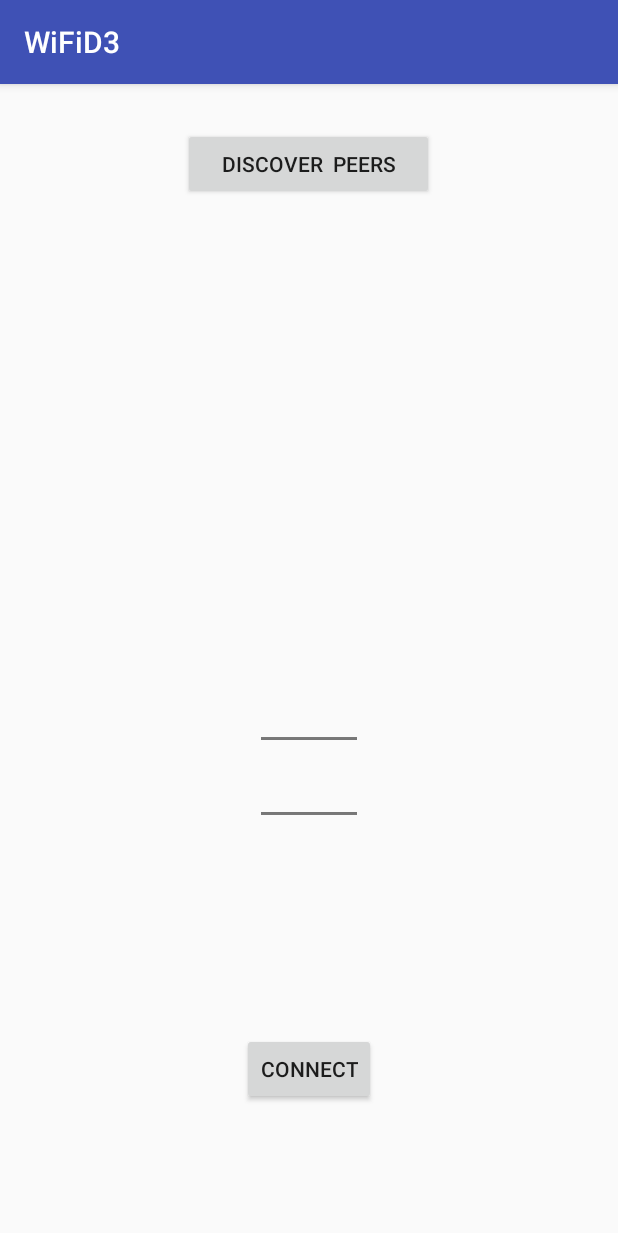
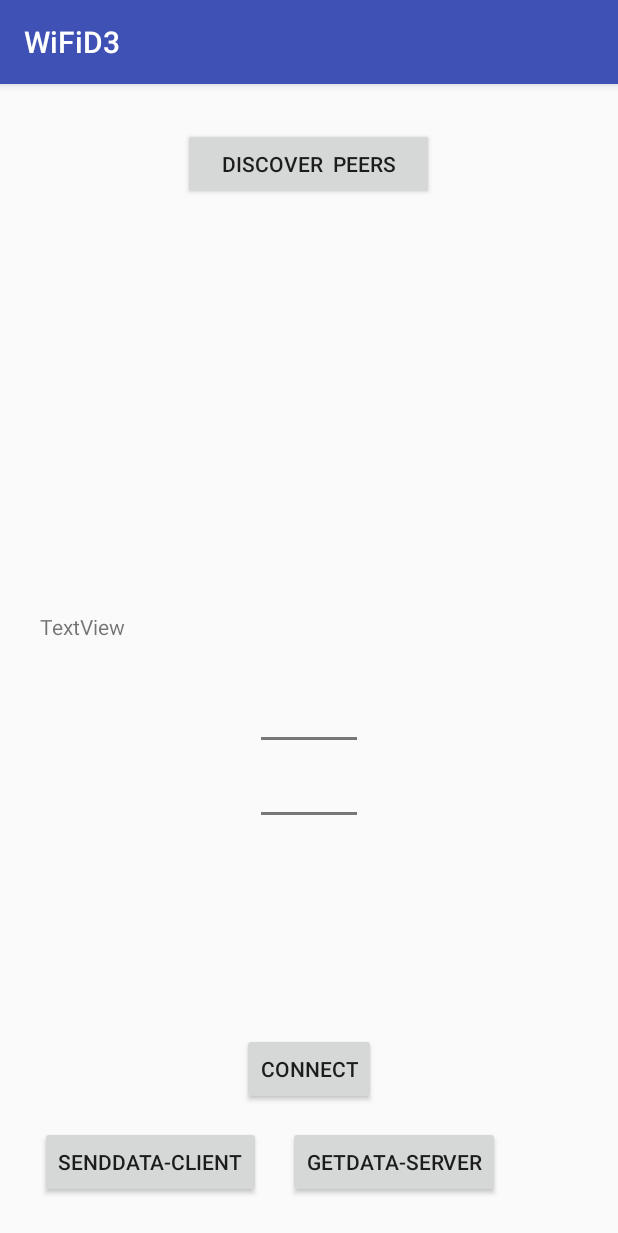
Before and after one commit to SYED-AFSAHUL/WiFiDirect, an Android app: the screen it shows after launch (MainActivity), on a phone screen of 412 x 824 dp. Shown: the top 1233 px of the screen. Run offline under Robolectric (Android 15) with nearby library versions, the phone set to English and light mode, and no system bars.

Commit message:
implemented client and server class.

```diff
--- a/app/src/main/java/com/example/afsahulsyed/wifid3/MainActivity.java
+++ b/app/src/main/java/com/example/afsahulsyed/wifid3/MainActivity.java
@@ -2,17 +2,21 @@ package com.example.afsahulsyed.wifid3;
 
 import android.content.BroadcastReceiver;
 import android.content.Context;
+import android.content.Intent;
 import android.content.IntentFilter;
 import android.net.wifi.p2p.WifiP2pConfig;
 import android.net.wifi.p2p.WifiP2pDevice;
 import android.net.wifi.p2p.WifiP2pDeviceList;
+import android.net.wifi.p2p.WifiP2pInfo;
 import android.net.wifi.p2p.WifiP2pManager;
+import android.os.AsyncTask;
 import android.support.v7.app.AppCompatActivity;
 import android.os.Bundle;
 import android.util.Log;
 import android.view.View;
 import android.widget.Button;
 import android.widget.NumberPicker;
+import android.widget.TextView;
 
 import java.util.ArrayList;
 import java.util.Collection;
@@ -21,14 +25,18 @@ import java.util.List;
 public class MainActivity extends AppCompatActivity {
 
     private static final String TAG = "sMess";
+    private WifiP2pInfo info;
     WifiP2pManager mManager;
     WifiP2pManager.Channel mChannel;
     BroadcastReceiver mReceiver;
     IntentFilter mIntentFilter;
     WifiP2pDevice mDevice;
+    private ServerService mDataTask;
 
     Button discoverBT;
     Button connectBT;
+    Button sendDataBT;
+    Button receiveDataBT;
     NumberPicker deviceNoNP;
 
     private List peers = new ArrayList();
@@ -48,6 +56,8 @@ public class MainActivity extends AppCompatActivity {
     private void initView() {
         discoverBT = (Button) findViewById(R.id.button);
         connectBT = (Button)findViewById(R.id.button2);
+        sendDataBT = (Button)findViewById(R.id.buttonC);
+        receiveDataBT = (Button)findViewById(R.id.buttonS);
         deviceNoNP = (NumberPicker)findViewById(R.id.numberPicker);
         deviceNoNP.setMinValue(1);
         deviceNoNP.setWrapSelectorWheel(true);
@@ -87,7 +97,36 @@ public class MainActivity extends AppCompatActivity {
             }
         };
 
-        mReceiver = new WiFiDirectBroadcastReceiver(mManager, mChannel,mPeerListListerner, this);
+        WifiP2pManager.ConnectionInfoListener mInfoListener = new WifiP2pManager.ConnectionInfoListener() {
+
+            @Override
+            public void onConnectionInfoAvailable(final WifiP2pInfo minfo) {
+
+                Log.i("xyz", "InfoAvailable is on");
+                info = minfo;
+                TextView view = (TextView) findViewById(R.id.textView);
+                if (info.groupFormed && info.isGroupOwner) {
+                    Log.i("xyz", "owmer start");
+
+                   // mServerTask = new FileServerAsyncTask(MainActivity.this, view);
+                   // mServerTask.executeOnExecutor(AsyncTask.THREAD_POOL_EXECUTOR);
+
+                    mDataTask = new ServerService(getApplicationContext(), view);
+                    mDataTask.executeOnExecutor(AsyncTask.THREAD_POOL_EXECUTOR);
+
+                } else if (info.groupFormed) {
+                    SetButtonVisible();
+                }
+            }
+        };
+
+        mReceiver = new WiFiDirectBroadcastReceiver(mManager, mChannel,mPeerListListerner,
+                                                        this, mInfoListener);
+    }
+
+    private void SetButtonVisible() {
+        //sendpicture.setVisibility(View.VISIBLE);
+        sendDataBT.setVisibility(View.VISIBLE);
     }
 
 
@@ -106,6 +145,25 @@ public class MainActivity extends AppCompatActivity {
                 int no = deviceNoNP.getValue();
                 mDevice = (WifiP2pDevice) peers.get(no);
                 CreateConnect(mDevice);
+            }
+        });
+
+        //Client
+        sendDataBT.setOnClickListener(new View.OnClickListener(){
+
+            @Override
+            public void onClick(View v) {
+                Intent serviceIntent = new Intent(MainActivity.this,
+                        ClientService.class);
+
+                serviceIntent.setAction(ClientService.ACTION_SEND_FILE);
+
+                serviceIntent.putExtra(ClientService.EXTRAS_GROUP_OWNER_ADDRESS,
+                        info.groupOwnerAddress.getHostAddress());
+                Log.i("address", "owenerip is " + info.groupOwnerAddress.getHostAddress());
+                serviceIntent.putExtra(ClientService.EXTRAS_GROUP_OWNER_PORT,
+                        8888);
+                MainActivity.this.startService(serviceIntent);
             }
         });
     }
--- a/app/src/main/java/com/example/afsahulsyed/wifid3/WiFiDirectBroadcastReceiver.java
+++ b/app/src/main/java/com/example/afsahulsyed/wifid3/WiFiDirectBroadcastReceiver.java
@@ -4,7 +4,9 @@ import android.app.Activity;
 import android.content.BroadcastReceiver;
 import android.content.Context;
 import android.content.Intent;
+import android.net.NetworkInfo;
 import android.net.wifi.p2p.WifiP2pManager;
+import android.util.Log;
 
 /**
  * Created by afsahulsyed on 23/5/17.
@@ -15,18 +17,22 @@ import android.net.wifi.p2p.WifiP2pManager;
  */
 
 public class WiFiDirectBroadcastReceiver extends BroadcastReceiver {
+    private WifiP2pManager.ConnectionInfoListener mInfoListener;
     private WifiP2pManager mManager;
     private WifiP2pManager.Channel mChannel;
     private Activity mActivity;
     WifiP2pManager.PeerListListener mPeerListListener;
 
     public WiFiDirectBroadcastReceiver(WifiP2pManager manager, WifiP2pManager.Channel channel,
-                                       WifiP2pManager.PeerListListener peerListListener, Activity activity) {
+                                       WifiP2pManager.PeerListListener peerListListener,
+                                       Activity activity,
+                                       WifiP2pManager.ConnectionInfoListener infoListener) {
         super();
         this.mManager = manager;
         this.mChannel = channel;
         this.mPeerListListener = peerListListener;
         this.mActivity = activity;
+        this.mInfoListener = infoListener;
     }
 
     @Override
@@ -50,6 +56,20 @@ public class WiFiDirectBroadcastReceiver extends BroadcastReceiver {
                 break;
             case WifiP2pManager.WIFI_P2P_CONNECTION_CHANGED_ACTION:
                 // Respond to new connection or disconnections
+                if (mManager == null) {
+                    return;
+                }
+
+                NetworkInfo networkInfo = (NetworkInfo) intent
+                        .getParcelableExtra(WifiP2pManager.EXTRA_NETWORK_INFO);
+
+                if (networkInfo.isConnected()) {
+                    Log.i("xyz", "已连接");
+                    mManager.requestConnectionInfo(mChannel, mInfoListener);
+                } else {
+                    Log.i("xyz", "断开连接");
+                    return;
+                }
                 break;
             case WifiP2pManager.WIFI_P2P_DISCOVERY_CHANGED_ACTION:
 
--- a/app/src/main/res/layout/activity_main.xml
+++ b/app/src/main/res/layout/activity_main.xml
@@ -39,4 +39,31 @@
         android:layout_above="@+id/button2"
         android:layout_centerHorizontal="true"
         android:layout_marginBottom="81dp" />
+
+    <Button
+        android:id="@+id/buttonC"
+        android:layout_width="wrap_content"
+        android:layout_height="wrap_content"
+        android:text="SendData-Client"
+        android:layout_alignParentBottom="true"
+        android:layout_toStartOf="@+id/numberPicker"
+        android:layout_marginBottom="25dp" />
+
+    <Button
+        android:id="@+id/buttonS"
+        android:layout_width="wrap_content"
+        android:layout_height="wrap_content"
+        android:text="GetData-Server"
+        android:layout_alignBaseline="@+id/buttonC"
+        android:layout_alignBottom="@+id/buttonC"
+        android:layout_toEndOf="@+id/buttonC"
+        android:layout_marginStart="18dp" />
+
+    <TextView
+        android:id="@+id/textView"
+        android:layout_width="wrap_content"
+        android:layout_height="wrap_content"
+        android:layout_above="@+id/numberPicker"
+        android:layout_alignStart="@+id/buttonC"
+        android:text="TextView" />
 </RelativeLayout>
```
Also changed, not shown: app/src/main/java/com/example/afsahulsyed/wifid3/ClientService.java (+82 -1 lines), app/src/main/java/com/example/afsahulsyed/wifid3/ServerService.java (+73 -1 lines).
